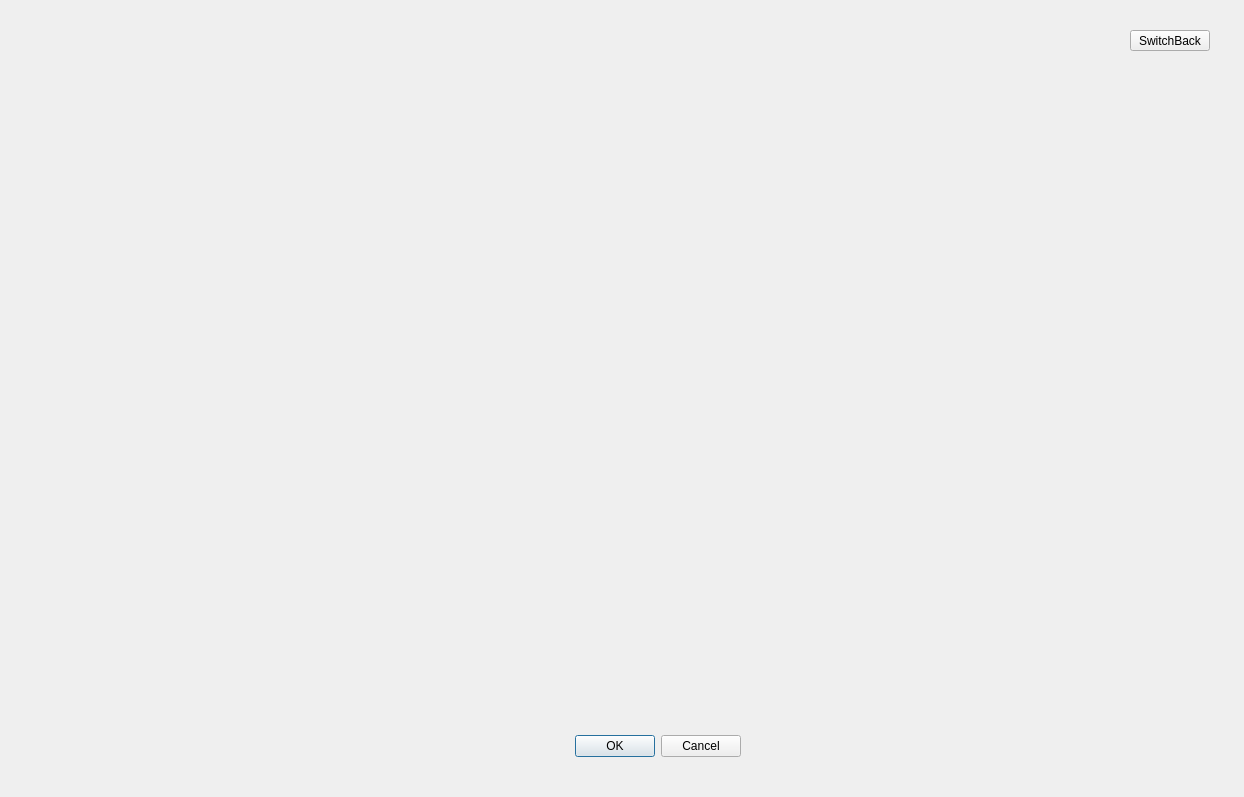
The window that Nayda/TheGame_GUI.ui (dsbabkov/Nayda) describes before a commit, drawn with Qt 5.
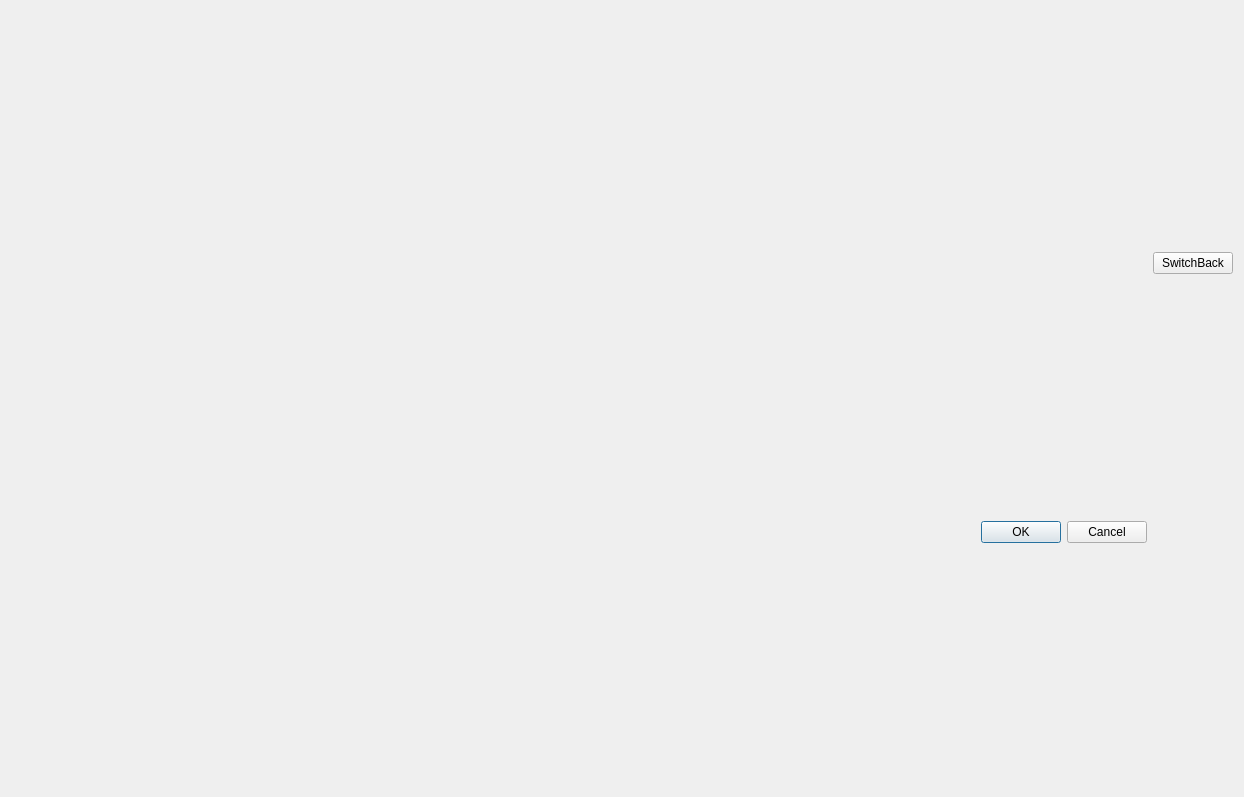
The same window after the commit.

Diff of the .ui file:
```diff
--- a/Nayda/TheGame_GUI.ui
+++ b/Nayda/TheGame_GUI.ui
@@ -13,15 +13,9 @@
   <property name="windowTitle">
    <string>Dialog</string>
   </property>
+  <layout class="QGridLayout" name="gridLayout_2">
+   <item row="1" column="0">
   <widget class="QDialogButtonBox" name="buttonBox">
-   <property name="geometry">
-    <rect>
-     <x>400</x>
-     <y>730</y>
-     <width>341</width>
-     <height>32</height>
-    </rect>
-   </property>
    <property name="orientation">
     <enum>Qt::Horizontal</enum>
    </property>
@@ -29,19 +23,15 @@
     <set>QDialogButtonBox::Cancel|QDialogButtonBox::Ok</set>
    </property>
   </widget>
+   </item>
+   <item row="0" column="1">
   <widget class="QPushButton" name="pushButton">
-   <property name="geometry">
-    <rect>
-     <x>1130</x>
-     <y>30</y>
-     <width>80</width>
-     <height>21</height>
-    </rect>
-   </property>
    <property name="text">
     <string>SwitchBack</string>
    </property>
   </widget>
+   </item>
+  </layout>
  </widget>
  <resources/>
  <connections>
```
Lines whose indentation alone changed are shown as unchanged.
